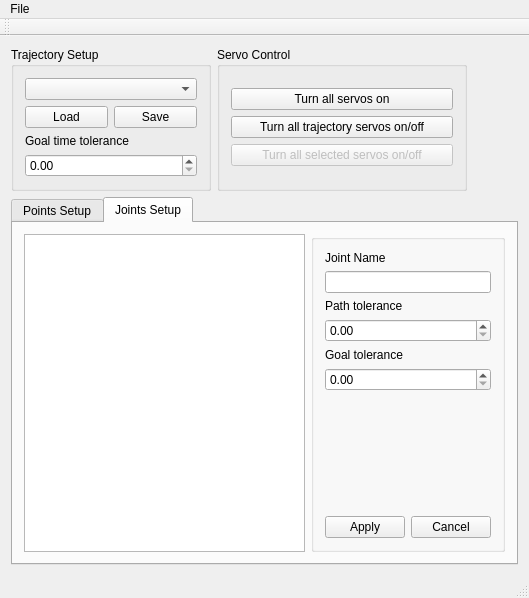
Old version of the form sweetie_bot_joint_trajectory_editor/src/Editor.ui in the repository sweetie-bot-project/sweetie_bot.
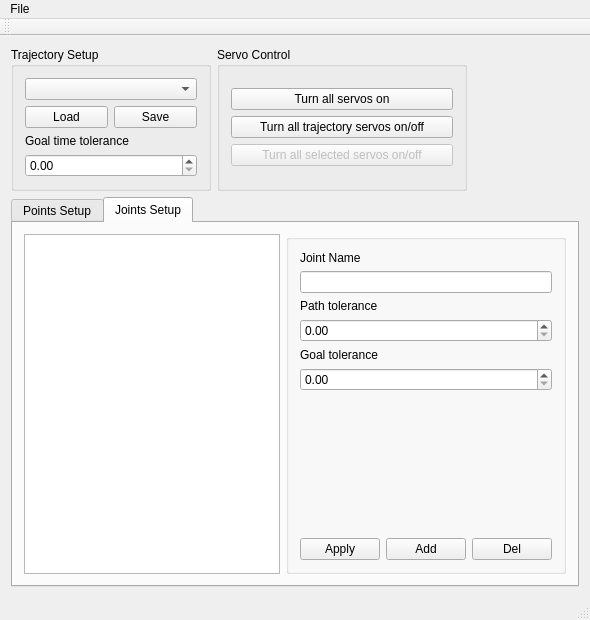
New version of the form. The open tabs and pages were chosen to show the change.

```diff
--- a/sweetie_bot_joint_trajectory_editor/src/Editor.ui
+++ b/sweetie_bot_joint_trajectory_editor/src/Editor.ui
@@ -6,8 +6,8 @@
    <rect>
     <x>0</x>
     <y>0</y>
-    <width>529</width>
-    <height>598</height>
+    <width>586</width>
+    <height>620</height>
    </rect>
   </property>
   <property name="sizePolicy">
@@ -407,7 +407,14 @@
                    <item>
                     <widget class="QPushButton" name="cancelButton">
                      <property name="text">
-                      <string>Cancel</string>
+                      <string>Add</string>
+                     </property>
+                    </widget>
+                   </item>
+                   <item>
+                    <widget class="QPushButton" name="pushButton">
+                     <property name="text">
+                      <string>Del</string>
                      </property>
                     </widget>
                    </item>
@@ -445,7 +452,7 @@
     <rect>
      <x>0</x>
      <y>0</y>
-     <width>529</width>
+     <width>586</width>
      <height>20</height>
     </rect>
    </property>
```
Left out of the diff: 2 changed lines with no effect on the pictures.
